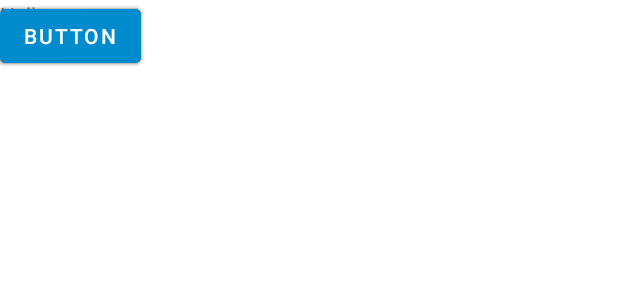
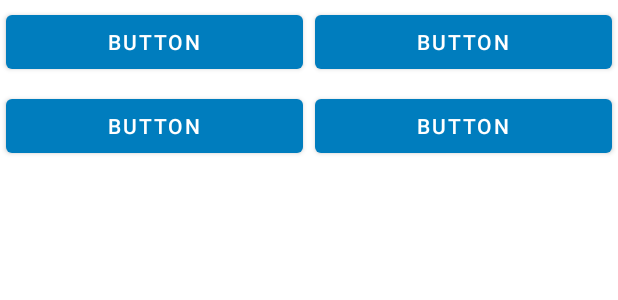
Before and after one commit to shannonbay/Menu, an Android app: the layout dinner_dish_fragment.xml on its own in the app's theme, with its tools: preview values and no code run, on a phone screen of 412 x 824 dp. Shown: the top 300 px of the screen. Run offline under Robolectric (Android 15) with nearby library versions, the phone set to English and light mode, and no system bars.

Commit message:
Menu grid layout, set theme colour to high contrast

```diff
--- a/app/build.gradle
+++ b/app/build.gradle
@@ -49,6 +49,7 @@ dependencies {
     implementation 'androidx.appcompat:appcompat:1.0.0'
     implementation 'androidx.security:security-crypto-ktx:1.1.0-alpha02'
     implementation 'androidx.legacy:legacy-support-v4:1.0.0'
+    implementation 'androidx.gridlayout:gridlayout:1.0.0'
     testImplementation 'junit:junit:4.+'
     androidTestImplementation 'androidx.test.ext:junit:1.1.3'
     androidTestImplementation 'androidx.test.espresso:espresso-core:3.4.0'
--- a/app/src/main/java/com/example/menu/ui/home/HomeViewModel.kt
+++ b/app/src/main/java/com/example/menu/ui/home/HomeViewModel.kt
@@ -10,7 +10,7 @@ import com.example.menu.data.SecurePreferences
 class HomeViewModel : ViewModel() {
 
     private val _text = MutableLiveData<String>().apply {
-        value = "Welcome to Unknown Room"
+        value = "Welcome to Southern Cross Wellington Hospital!\nPlease scan your Patient Room QR to begin"
     }
     public var text: LiveData<String> = _text
 }
--- a/app/src/main/res/layout/dinner_dish_fragment.xml
+++ b/app/src/main/res/layout/dinner_dish_fragment.xml
@@ -1,43 +1,42 @@
 <?xml version="1.0" encoding="utf-8"?>
-<FrameLayout xmlns:android="http://schemas.android.com/apk/res/android"
+<androidx.gridlayout.widget.GridLayout xmlns:android="http://schemas.android.com/apk/res/android"
     xmlns:app="http://schemas.android.com/apk/res-auto"
     xmlns:tools="http://schemas.android.com/tools"
     android:layout_width="match_parent"
     android:layout_height="match_parent"
+    app:useDefaultMargins="true"
+    app:columnCount="2"
     tools:context=".DinnerDishFragment">
 
-    <TextView
-        android:layout_width="match_parent"
-        android:layout_height="match_parent"
-        android:text="Hello" />
+    <Button
+        android:id="@+id/button3"
+        android:layout_height="wrap_content"
+        android:gravity="center"
+        android:text="Button"
+        app:layout_columnWeight="1"
+        app:layout_gravity="fill_horizontal" />
 
-    <androidx.constraintlayout.helper.widget.Flow
-        android:layout_width="wrap_content"
+    <Button
+        android:id="@+id/button4"
         android:layout_height="wrap_content"
-        app:constraint_referenced_ids="button,button4,button3,button2" />
+        android:gravity="center"
+        android:text="Button"
+        app:layout_columnWeight="1"
+        app:layout_gravity="fill_horizontal" />
 
     <Button
         android:id="@+id/button"
-        android:layout_width="wrap_content"
         android:layout_height="wrap_content"
-        android:text="Button" />
+        android:gravity="center"
+        android:text="Button"
+        app:layout_columnWeight="1"
+        app:layout_gravity="fill_horizontal" />
 
     <Button
         android:id="@+id/button2"
-        android:layout_width="wrap_content"
         android:layout_height="wrap_content"
-        android:text="Button" />
-
-    <Button
-        android:id="@+id/button3"
-        android:layout_width="wrap_content"
-        android:layout_height="wrap_content"
-        android:text="Button" />
-
-    <Button
-        android:id="@+id/button4"
-        android:layout_width="wrap_content"
-        android:layout_height="wrap_content"
-        android:text="Button" />
-
-</FrameLayout>
+        android:gravity="center"
+        android:text="Button"
+        app:layout_columnWeight="1"
+        app:layout_gravity="fill_horizontal" />
+</androidx.gridlayout.widget.GridLayout>
--- a/app/src/main/res/values/colors.xml
+++ b/app/src/main/res/values/colors.xml
@@ -1,6 +1,7 @@
 <?xml version="1.0" encoding="utf-8"?>
 <resources>
-    <color name="sch_blue">#008BCE</color>
+    <!--color name="sch_blue">#008BCE</color--> <!-- original from site -->
+    <color name="sch_blue">#007DBE</color>
     <color name="sch_blue_700">#00489b</color>
     <color name="purple_200">#FFBB86FC</color>
     <color name="purple_500">#FF6200EE</color>
```
